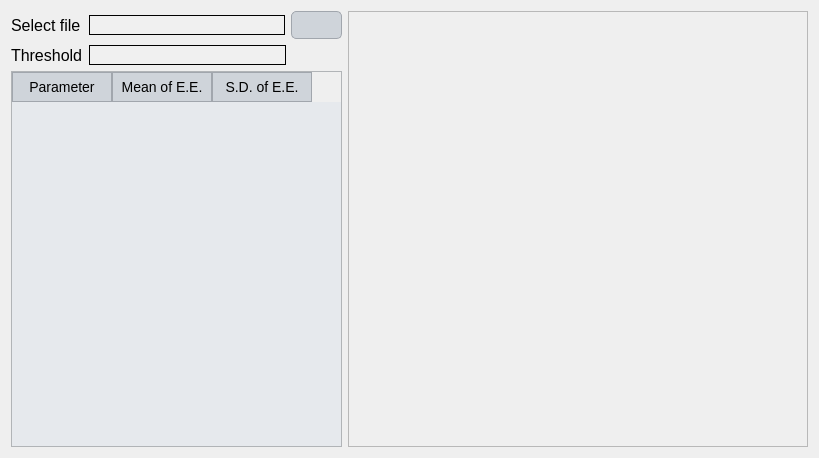
Qt form ui/sensitivity_calibration_results_hydrograph.ui (Inigobarbe/VFSMOD-GUI) before a commit.
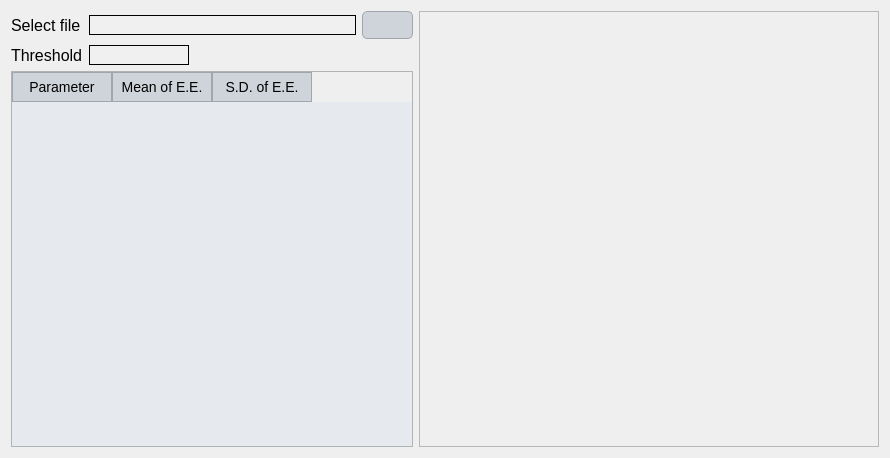
The same form after that commit.

Patch:
```diff
--- a/ui/sensitivity_calibration_results_hydrograph.ui
+++ b/ui/sensitivity_calibration_results_hydrograph.ui
@@ -6,7 +6,7 @@
    <rect>
     <x>0</x>
     <y>0</y>
-    <width>819</width>
+    <width>890</width>
     <height>458</height>
    </rect>
   </property>
@@ -133,7 +133,11 @@
       </widget>
      </item>
      <item>
-      <widget class="QLineEdit" name="line_file"/>
+      <widget class="QLineEdit" name="line_file">
+       <property name="alignment">
+        <set>Qt::AlignCenter</set>
+       </property>
+      </widget>
      </item>
      <item>
       <widget class="QPushButton" name="browse_file">
@@ -179,16 +183,19 @@
       <widget class="QLineEdit" name="threshold">
        <property name="minimumSize">
         <size>
-         <width>197</width>
+         <width>0</width>
          <height>0</height>
         </size>
        </property>
        <property name="maximumSize">
         <size>
-         <width>16777215</width>
+         <width>100</width>
          <height>16777215</height>
         </size>
        </property>
+       <property name="alignment">
+        <set>Qt::AlignCenter</set>
+       </property>
       </widget>
      </item>
      <item>
@@ -208,6 +215,9 @@
    </item>
    <item row="2" column="0">
     <widget class="QTableWidget" name="tableWidget">
+     <property name="enabled">
+      <bool>true</bool>
+     </property>
      <column>
       <property name="text">
        <string>Parameter</string>
```
